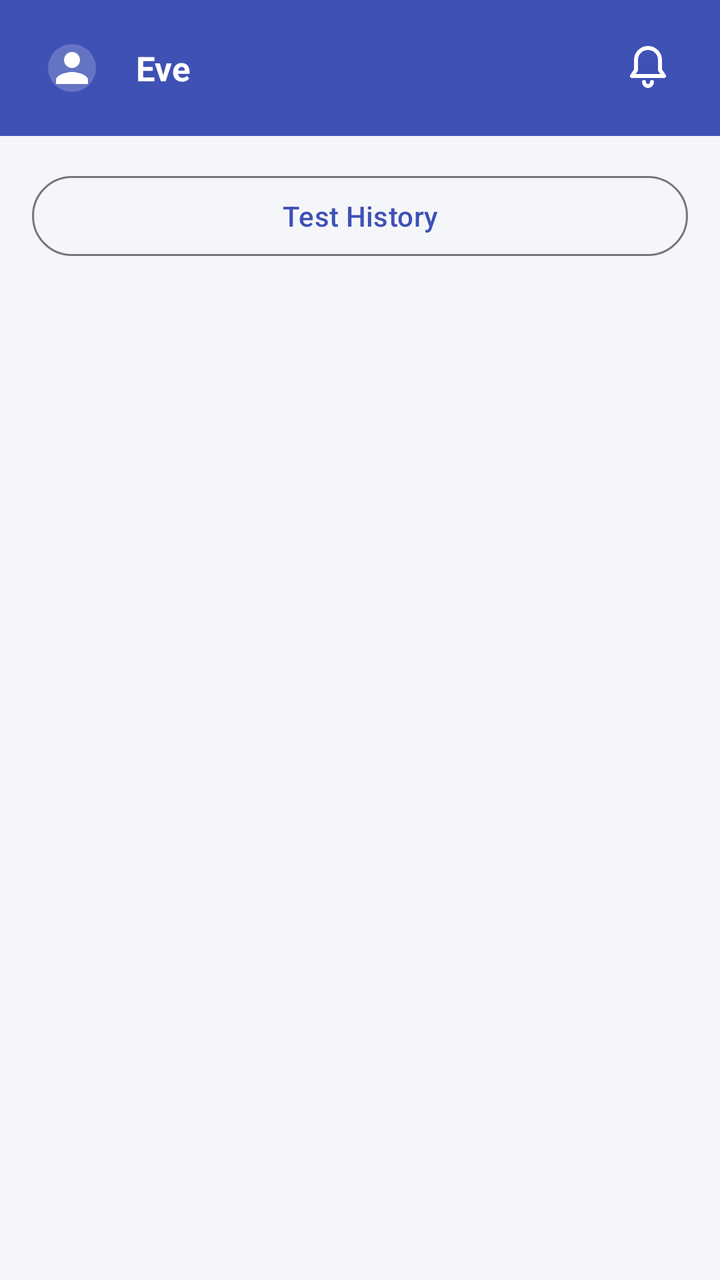
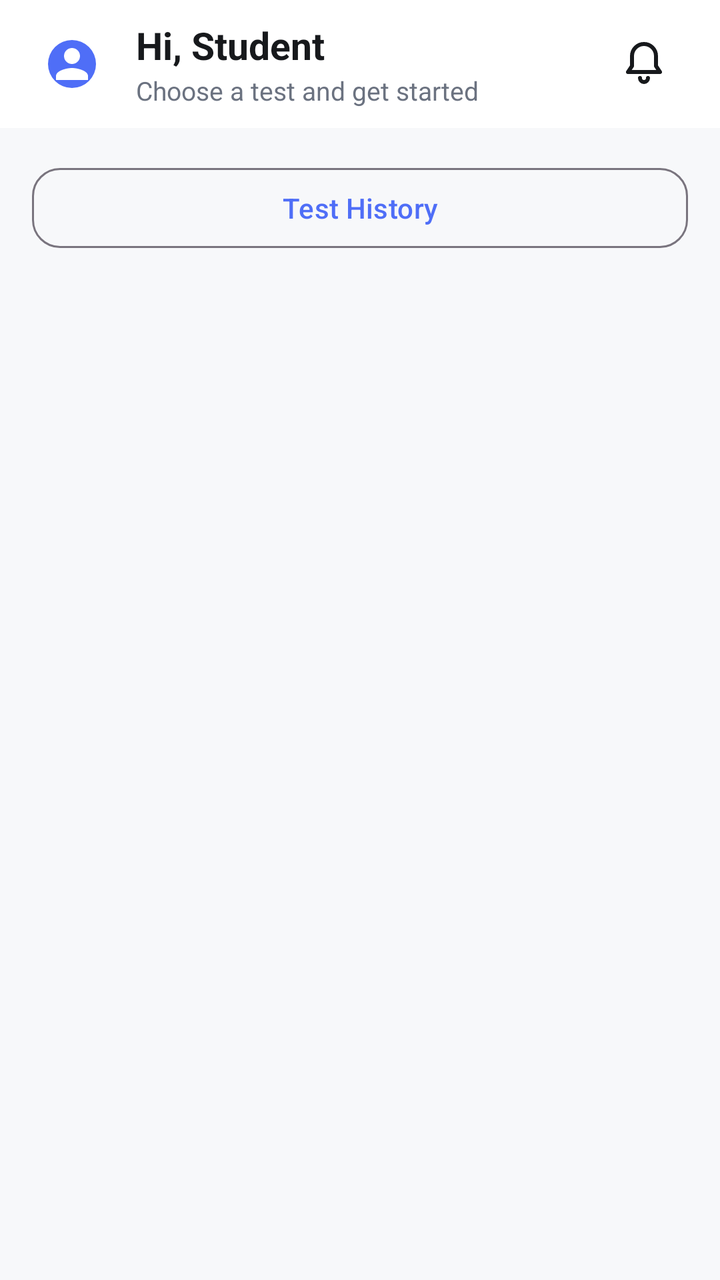

Two renders of the same Android screen: before a commit and after it. Below are the layout's source before the change and the commit's diff.
<!-- AndroidManifest.xml: application theme Theme.Eve -->
<!-- res/layout/activity_main.xml -->
<?xml version="1.0" encoding="utf-8"?>
<LinearLayout xmlns:android="http://schemas.android.com/apk/res/android"
    xmlns:app="http://schemas.android.com/apk/res-auto"
    android:layout_width="match_parent"
    android:layout_height="match_parent"
    android:orientation="vertical">

    <LinearLayout
        android:layout_width="match_parent"
        android:layout_height="wrap_content"
        android:background="@color/eve_primary"
        android:gravity="center_vertical"
        android:orientation="horizontal"
        android:paddingHorizontal="16dp"
        android:paddingVertical="14dp">

        <com.google.android.material.imageview.ShapeableImageView
            android:id="@+id/ivProfile"
            android:layout_width="40dp"
            android:layout_height="40dp"
            android:background="@drawable/bg_circle_translucent"
            android:contentDescription="Profile"
            android:padding="8dp"
            android:src="@drawable/ic_person"
            app:shapeAppearanceOverlay="@style/ShapeCircle" />

        <TextView
            android:id="@+id/tvWelcome"
            android:layout_width="0dp"
            android:layout_height="wrap_content"
            android:layout_marginStart="12dp"
            android:layout_weight="1"
            android:text="Eve"
            android:textColor="@android:color/white"
            android:textSize="17sp"
            android:textStyle="bold" />

        <FrameLayout
            android:layout_width="40dp"
            android:layout_height="40dp">

            <ImageButton
                android:id="@+id/btnNotification"
                android:layout_width="40dp"
                android:layout_height="40dp"
                android:background="?attr/selectableItemBackgroundBorderless"
                android:contentDescription="Notifications"
                android:padding="8dp"
                android:src="@drawable/ic_bell" />

            <View
                android:id="@+id/dotUnread"
                android:layout_width="10dp"
                android:layout_height="10dp"
                android:layout_gravity="top|end"
                android:layout_marginTop="6dp"
                android:layout_marginEnd="6dp"
                android:background="@drawable/bg_dot_red"
                android:visibility="gone" />
        </FrameLayout>
    </LinearLayout>

    <TextView
        android:id="@+id/tvOfflineBanner"
        android:layout_width="match_parent"
        android:layout_height="wrap_content"
        android:background="@color/eve_offline_bg"
        android:gravity="center"
        android:paddingVertical="6dp"
        android:text="@string/offline_banner_text"
        android:textColor="@color/eve_offline_text"
        android:textSize="12sp"
        android:textStyle="bold"
        android:visibility="gone" />

    <LinearLayout
        android:layout_width="match_parent"
        android:layout_height="wrap_content"
        android:layout_marginHorizontal="16dp"
        android:layout_marginTop="16dp"
        android:orientation="horizontal">

        <com.google.android.material.button.MaterialButton
            android:id="@+id/btnHistory"
            style="@style/Widget.Material3.Button.OutlinedButton"
            android:layout_width="0dp"
            android:layout_height="wrap_content"
            android:layout_weight="1"
            android:text="Test History" />

        <com.google.android.material.button.MaterialButton
            android:id="@+id/btnAdmin"
            android:layout_width="0dp"
            android:layout_height="wrap_content"
            android:layout_marginStart="10dp"
            android:layout_weight="1"
            android:text="Admin Dashboard"
            android:visibility="gone" />
    </LinearLayout>

    <HorizontalScrollView
        android:layout_width="match_parent"
        android:layout_height="wrap_content"
        android:paddingTop="12dp"
        android:paddingBottom="4dp"
        android:scrollbars="none">

        <com.google.android.material.chip.ChipGroup
            android:id="@+id/chipGroupCategory"
            android:layout_width="wrap_content"
            android:layout_height="wrap_content"
            android:layout_marginStart="16dp"
            android:layout_marginEnd="16dp"
            app:singleLine="true"
            app:singleSelection="true" />
    </HorizontalScrollView>

    <FrameLayout
        android:layout_width="match_parent"
        android:layout_height="0dp"
        android:layout_weight="1">

        <androidx.recyclerview.widget.RecyclerView
            android:id="@+id/rvExams"
            android:layout_width="match_parent"
            android:layout_height="match_parent"
            android:clipToPadding="false"
            android:paddingHorizontal="8dp"
            android:paddingBottom="16dp" />

        <LinearLayout
            android:id="@+id/progressGroup"
            android:layout_width="wrap_content"
            android:layout_height="wrap_content"
            android:layout_gravity="center"
            android:gravity="center"
            android:orientation="vertical"
            android:visibility="gone">

            <ProgressBar
                android:layout_width="wrap_content"
                android:layout_height="wrap_content" />

            <TextView
                android:layout_width="wrap_content"
                android:layout_height="wrap_content"
                android:layout_marginTop="12dp"
                android:text="Exams load ho rahe hain…"
                android:textColor="@color/eve_grey"
                android:textSize="13sp" />
        </LinearLayout>

        <LinearLayout
            android:id="@+id/messageGroup"
            android:layout_width="wrap_content"
            android:layout_height="wrap_content"
            android:layout_gravity="center"
            android:gravity="center"
            android:orientation="vertical"
            android:padding="24dp"
            android:visibility="gone">

            <ImageView
                android:id="@+id/ivMessageIcon"
                android:layout_width="64dp"
                android:layout_height="64dp"
                android:src="@drawable/ic_state_empty" />

            <TextView
                android:id="@+id/tvMessage"
                android:layout_width="wrap_content"
                android:layout_height="wrap_content"
                android:layout_marginTop="16dp"
                android:gravity="center"
                android:textColor="?attr/colorOnSurface"
                android:textSize="16sp"
                android:textStyle="bold" />

            <TextView
                android:id="@+id/tvMessageSub"
                android:layout_width="260dp"
                android:layout_height="wrap_content"
                android:layout_marginTop="4dp"
                android:gravity="center"
                android:textColor="@color/eve_grey"
                android:textSize="13sp" />

            <com.google.android.material.button.MaterialButton
                android:id="@+id/btnRetry"
                style="@style/Widget.Material3.Button.OutlinedButton"
                android:layout_width="wrap_content"
                android:layout_height="wrap_content"
                android:layout_marginTop="16dp"
                android:text="Retry"
                android:visibility="gone" />
        </LinearLayout>
    </FrameLayout>
</LinearLayout>
<!-- resources referenced by this layout -->
<resources>
  <color name="eve_grey">#757575</color>
  <color name="eve_offline_bg">#FFF3CD</color>
  <color name="eve_offline_text">#7A5B00</color>
  <color name="eve_primary">#3F51B5</color>
  <!-- drawable bg_circle_translucent (drawable) -->
  <shape xmlns:android="http://schemas.android.com/apk/res/android"
      android:shape="oval">
      <solid android:color="#33FFFFFF" />
  </shape>
  <!-- drawable bg_dot_red (drawable) -->
  <shape xmlns:android="http://schemas.android.com/apk/res/android"
      android:shape="oval">
      <solid android:color="@color/eve_red" />
      <stroke
          android:width="1.5dp"
          android:color="@color/eve_primary" />
  </shape>
  <string name="offline_banner_text">No internet — cached data dikha rahe hain</string>
  <style name="ShapeCircle" parent="">
          <item name="cornerFamily">rounded</item>
          <item name="cornerSize">50%</item>
      </style>
  <style name="Theme.Eve" parent="Theme.Material3.Light.NoActionBar">
          <item name="colorPrimary">@color/eve_primary</item>
          <item name="colorOnPrimary">@android:color/white</item>
          <item name="colorSecondary">@color/eve_accent</item>
          <item name="colorSurface">@android:color/white</item>
          <item name="colorOnSurface">#1A1A1A</item>
          <item name="android:windowBackground">@color/eve_bg</item>
          <item name="android:statusBarColor">@color/eve_primary_dark</item>
      </style>
  <color name="eve_red">#C62828</color>
  <color name="eve_accent">#FF6D00</color>
  <color name="eve_bg">#F5F6FA</color>
  <color name="eve_primary_dark">#303F9F</color>
  <!-- unchanged entries left out for length: 3 -->
</resources>

<!-- the commit's change to res/layout/activity_main.xml (unified diff, before → after) -->
@@ -1,60 +1,68 @@
 <?xml version="1.0" encoding="utf-8"?>
 <LinearLayout xmlns:android="http://schemas.android.com/apk/res/android"
     xmlns:app="http://schemas.android.com/apk/res-auto"
+    style="@style/Eve.Screen"
     android:layout_width="match_parent"
     android:layout_height="match_parent"
     android:orientation="vertical">
 
     <LinearLayout
+        style="@style/Eve.TopBar"
         android:layout_width="match_parent"
         android:layout_height="wrap_content"
-        android:background="@color/eve_primary"
         android:gravity="center_vertical"
-        android:orientation="horizontal"
-        android:paddingHorizontal="16dp"
-        android:paddingVertical="14dp">
+        android:orientation="horizontal">
 
         <com.google.android.material.imageview.ShapeableImageView
             android:id="@+id/ivProfile"
             android:layout_width="40dp"
             android:layout_height="40dp"
-            android:background="@drawable/bg_circle_translucent"
+            android:background="@drawable/bg_circle_primary"
             android:contentDescription="Profile"
             android:padding="8dp"
             android:src="@drawable/ic_person"
             app:shapeAppearanceOverlay="@style/ShapeCircle" />
 
-        <TextView
-            android:id="@+id/tvWelcome"
+        <LinearLayout
             android:layout_width="0dp"
             android:layout_height="wrap_content"
             android:layout_marginStart="12dp"
             android:layout_weight="1"
-            android:text="Eve"
-            android:textColor="@android:color/white"
-            android:textSize="17sp"
-            android:textStyle="bold" />
+            android:orientation="vertical">
+            <TextView
+                android:id="@+id/tvWelcome"
+                style="@style/Eve.Title"
+                android:layout_width="match_parent"
+                android:layout_height="wrap_content"
+                android:text="Hi, Student"
+                android:textSize="19sp" />
+            <TextView
+                style="@style/Eve.Secondary"
+                android:layout_width="match_parent"
+                android:layout_height="wrap_content"
+                android:layout_marginTop="1dp"
+                android:text="Choose a test and get started" />
+        </LinearLayout>
 
         <FrameLayout
-            android:layout_width="40dp"
-            android:layout_height="40dp">
-
+            android:layout_width="44dp"
+            android:layout_height="44dp">
             <ImageButton
                 android:id="@+id/btnNotification"
-                android:layout_width="40dp"
-                android:layout_height="40dp"
+                android:layout_width="44dp"
+                android:layout_height="44dp"
                 android:background="?attr/selectableItemBackgroundBorderless"
                 android:contentDescription="Notifications"
-                android:padding="8dp"
-                android:src="@drawable/ic_bell" />
-
+                android:padding="11dp"
+                android:src="@drawable/ic_bell"
+                android:tint="@color/eve_text" />
             <View
                 android:id="@+id/dotUnread"
-                android:layout_width="10dp"
-                android:layout_height="10dp"
+                android:layout_width="9dp"
+                android:layout_height="9dp"
                 android:layout_gravity="top|end"
-                android:layout_marginTop="6dp"
-                android:layout_marginEnd="6dp"
+                android:layout_marginTop="7dp"
+                android:layout_marginEnd="7dp"
                 android:background="@drawable/bg_dot_red"
                 android:visibility="gone" />
         </FrameLayout>
@@ -66,7 +74,7 @@
         android:layout_height="wrap_content"
         android:background="@color/eve_offline_bg"
         android:gravity="center"
-        android:paddingVertical="6dp"
+        android:paddingVertical="7dp"
         android:text="@string/offline_banner_text"
         android:textColor="@color/eve_offline_text"
         android:textSize="12sp"
@@ -79,38 +87,39 @@
         android:layout_marginHorizontal="16dp"
         android:layout_marginTop="16dp"
         android:orientation="horizontal">
-
         <com.google.android.material.button.MaterialButton
             android:id="@+id/btnHistory"
-            style="@style/Widget.Material3.Button.OutlinedButton"
+            style="@style/Widget.Eve.OutlinedButton"
             android:layout_width="0dp"
             android:layout_height="wrap_content"
             android:layout_weight="1"
-            android:text="Test History" />
-
+            android:text="Test History"
+            android:textSize="14sp" />
         <com.google.android.material.button.MaterialButton
             android:id="@+id/btnAdmin"
+            style="@style/Widget.Eve.Button"
             android:layout_width="0dp"
             android:layout_height="wrap_content"
             android:layout_marginStart="10dp"
             android:layout_weight="1"
             android:text="Admin Dashboard"
+            android:textSize="14sp"
             android:visibility="gone" />
     </LinearLayout>
 
     <HorizontalScrollView
         android:layout_width="match_parent"
         android:layout_height="wrap_content"
-        android:paddingTop="12dp"
-        android:paddingBottom="4dp"
+        android:layout_marginTop="6dp"
+        android:paddingVertical="8dp"
         android:scrollbars="none">
-
         <com.google.android.material.chip.ChipGroup
             android:id="@+id/chipGroupCategory"
             android:layout_width="wrap_content"
             android:layout_height="wrap_content"
             android:layout_marginStart="16dp"
             android:layout_marginEnd="16dp"
+            app:chipSpacingHorizontal="8dp"
             app:singleLine="true"
             app:singleSelection="true" />
     </HorizontalScrollView>
@@ -119,15 +128,14 @@
         android:layout_width="match_parent"
         android:layout_height="0dp"
         android:layout_weight="1">
-
         <androidx.recyclerview.widget.RecyclerView
             android:id="@+id/rvExams"
+            android:layoutAnimation="@anim/layout_enter"
             android:layout_width="match_parent"
             android:layout_height="match_parent"
             android:clipToPadding="false"
-            android:paddingHorizontal="8dp"
-            android:paddingBottom="16dp" />
-
+            android:paddingHorizontal="12dp"
+            android:paddingBottom="20dp" />
         <LinearLayout
             android:id="@+id/progressGroup"
             android:layout_width="wrap_content"
@@ -136,63 +144,22 @@
             android:gravity="center"
             android:orientation="vertical"
             android:visibility="gone">
-
-            <ProgressBar
-                android:layout_width="wrap_content"
-                android:layout_height="wrap_content" />
-
-            <TextView
-                android:layout_width="wrap_content"
-                android:layout_height="wrap_content"
-                android:layout_marginTop="12dp"
-                android:text="Exams load ho rahe hain…"
-                android:textColor="@color/eve_grey"
-                android:textSize="13sp" />
+            <ProgressBar android:layout_width="wrap_content" android:layout_height="wrap_content" />
+            <TextView style="@style/Eve.Secondary" android:layout_width="wrap_content" android:layout_height="wrap_content" android:layout_marginTop="12dp" android:text="Exams load ho rahe hain…" />
         </LinearLayout>
-
         <LinearLayout
             android:id="@+id/messageGroup"
-            android:layout_width="wrap_content"
+            android:layout_width="300dp"
             android:layout_height="wrap_content"
             android:layout_gravity="center"
             android:gravity="center"
             android:orientation="vertical"
             android:padding="24dp"
             android:visibility="gone">
-
-            <ImageView
-                android:id="@+id/ivMessageIcon"
-                android:layout_width="64dp"
-                android:layout_height="64dp"
-                android:src="@drawable/ic_state_empty" />
-
-            <TextView
-                android:id="@+id/tvMessage"
-                android:layout_width="wrap_content"
-                android:layout_height="wrap_content"
-                android:layout_marginTop="16dp"
-                android:gravity="center"
-                android:textColor="?attr/colorOnSurface"
-                android:textSize="16sp"
-                android:textStyle="bold" />
-
-            <TextView
-                android:id="@+id/tvMessageSub"
-                android:layout_width="260dp"
-                android:layout_height="wrap_content"
-                android:layout_marginTop="4dp"
-                android:gravity="center"
-                android:textColor="@color/eve_grey"
-                android:textSize="13sp" />
-
-            <com.google.android.material.button.MaterialButton
-                android:id="@+id/btnRetry"
-                style="@style/Widget.Material3.Button.OutlinedButton"
-                android:layout_width="wrap_content"
-                android:layout_height="wrap_content"
-                android:layout_marginTop="16dp"
-                android:text="Retry"
-                android:visibility="gone" />
+            <ImageView android:id="@+id/ivMessageIcon" android:layout_width="56dp" android:layout_height="56dp" android:src="@drawable/ic_state_empty" />
+            <TextView android:id="@+id/tvMessage" style="@style/Eve.Title" android:layout_width="wrap_content" android:layout_height="wrap_content" android:layout_marginTop="16dp" android:gravity="center" android:textSize="17sp" />
+            <TextView android:id="@+id/tvMessageSub" style="@style/Eve.Secondary" android:layout_width="match_parent" android:layout_height="wrap_content" android:layout_marginTop="6dp" android:gravity="center" />
+            <com.google.android.material.button.MaterialButton android:id="@+id/btnRetry" style="@style/Widget.Eve.OutlinedButton" android:layout_width="wrap_content" android:layout_height="wrap_content" android:layout_marginTop="16dp" android:text="Retry" android:visibility="gone" />
         </LinearLayout>
     </FrameLayout>
 </LinearLayout>
<!-- resource entries referenced after the edit -->
@@ -1,14 +1,14 @@
 <!-- resources referenced by this layout -->
 <resources>
-  <color name="eve_grey">#757575</color>
-  <color name="eve_offline_bg">#FFF3CD</color>
-  <color name="eve_offline_text">#7A5B00</color>
-  <color name="eve_primary">#3F51B5</color>
-  <!-- drawable bg_circle_translucent (drawable) -->
+  <color name="eve_offline_bg">#FFF4D6</color>
+  <color name="eve_offline_text">#765B00</color>
+  <color name="eve_text">#17191C</color>
+  <!-- drawable bg_circle_primary (drawable) -->
   <shape xmlns:android="http://schemas.android.com/apk/res/android"
       android:shape="oval">
-      <solid android:color="#33FFFFFF" />
+      <solid android:color="@color/eve_primary" />
   </shape>
+  <color name="eve_primary">#4F6EF7</color>
   <!-- drawable bg_dot_red (drawable) -->
   <shape xmlns:android="http://schemas.android.com/apk/res/android"
       android:shape="oval">
@@ -18,23 +18,70 @@
           android:color="@color/eve_primary" />
   </shape>
   <string name="offline_banner_text">No internet — cached data dikha rahe hain</string>
+  <style name="Eve.Screen" parent="">
+          <item name="android:background">@color/eve_bg</item>
+      </style>
+  <style name="Eve.Secondary" parent="">
+          <item name="android:textColor">@color/eve_text_secondary</item>
+          <item name="android:textSize">13sp</item>
+      </style>
+  <style name="Eve.Title" parent="">
+          <item name="android:textColor">@color/eve_text</item>
+          <item name="android:textSize">22sp</item>
+          <item name="android:fontFamily">sans</item>
+          <item name="android:textStyle">bold</item>
+      </style>
+  <style name="Eve.TopBar" parent="">
+          <item name="android:background">@color/eve_surface</item>
+          <item name="android:minHeight">64dp</item>
+          <item name="android:elevation">0dp</item>
+          <item name="android:paddingStart">16dp</item>
+          <item name="android:paddingEnd">16dp</item>
+      </style>
   <style name="ShapeCircle" parent="">
           <item name="cornerFamily">rounded</item>
           <item name="cornerSize">50%</item>
+      </style>
+  <style name="Widget.Eve.Button" parent="Widget.Material3.Button">
+          <item name="android:minHeight">48dp</item>
+          <item name="android:textAllCaps">false</item>
+          <item name="cornerRadius">14dp</item>
+          <item name="android:insetTop">2dp</item>
+          <item name="android:insetBottom">2dp</item>
+      </style>
+  <style name="Widget.Eve.OutlinedButton" parent="Widget.Material3.Button.OutlinedButton">
+          <item name="android:minHeight">48dp</item>
+          <item name="android:textAllCaps">false</item>
+          <item name="cornerRadius">14dp</item>
+          <item name="strokeWidth">1dp</item>
       </style>
   <style name="Theme.Eve" parent="Theme.Material3.Light.NoActionBar">
           <item name="colorPrimary">@color/eve_primary</item>
           <item name="colorOnPrimary">@android:color/white</item>
           <item name="colorSecondary">@color/eve_accent</item>
-          <item name="colorSurface">@android:color/white</item>
-          <item name="colorOnSurface">#1A1A1A</item>
+          <item name="colorSurface">@color/eve_surface</item>
+          <item name="colorOnSurface">@color/eve_text</item>
           <item name="android:windowBackground">@color/eve_bg</item>
-          <item name="android:statusBarColor">@color/eve_primary_dark</item>
+          <item name="android:statusBarColor">@color/eve_bg</item>
+          <item name="android:navigationBarColor">@color/eve_bg</item>
+          <item name="android:windowLightStatusBar">true</item>
+          <item name="android:windowLightNavigationBar">true</item>
+          <item name="materialCardViewStyle">@style/Widget.Eve.Card</item>
+          <item name="materialButtonStyle">@style/Widget.Eve.Button</item>
       </style>
-  <color name="eve_red">#C62828</color>
-  <color name="eve_accent">#FF6D00</color>
-  <color name="eve_bg">#F5F6FA</color>
-  <color name="eve_primary_dark">#303F9F</color>
+  <color name="eve_red">#D64545</color>
+  <color name="eve_accent">#4F6EF7</color>
+  <style name="Widget.Eve.Card" parent="Widget.Material3.CardView.Elevated">
+          <item name="cardCornerRadius">18dp</item>
+          <item name="cardElevation">1dp</item>
+          <item name="strokeWidth">1dp</item>
+          <item name="strokeColor">@color/eve_stroke</item>
+          <item name="cardBackgroundColor">@color/eve_surface</item>
+      </style>
+  <color name="eve_stroke">#E3E6EB</color>
+  <color name="eve_bg">#F7F8FA</color>
+  <color name="eve_text_secondary">#6B7280</color>
+  <color name="eve_surface">#FFFFFF</color>
   <!-- unchanged entries left out for length: 3 -->
 </resources>
 
